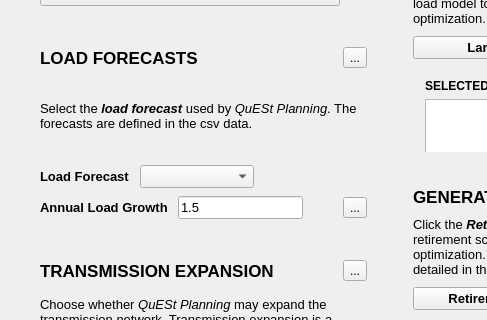
First picture: the form in quest_planning/ui/forms/scenario_builder/scenario_builder.ui, repository sandialabs/quest_planning, before the edit; both pictures show x 0 to 487 and y 374 to 694 of the 780 by 960 pixel window.
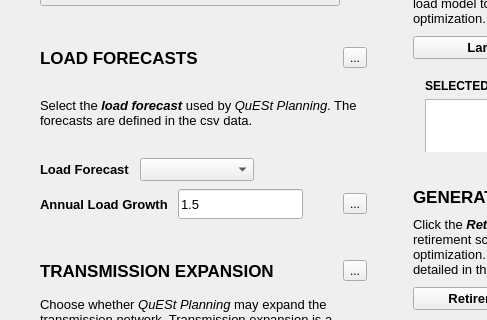
Second picture: the form after the edit. Icons and pictures are not drawn.

The edit to the form file:
```diff
--- a/quest_planning/ui/forms/scenario_builder/scenario_builder.ui
+++ b/quest_planning/ui/forms/scenario_builder/scenario_builder.ui
@@ -624,7 +624,7 @@
               <item>
                <widget class="QLineEdit" name="annual_load_growth_box">
                 <property name="sizePolicy">
-                 <sizepolicy hsizetype="Fixed" vsizetype="Fixed">
+                 <sizepolicy hsizetype="Fixed" vsizetype="MinimumExpanding">
                   <horstretch>0</horstretch>
                   <verstretch>0</verstretch>
                  </sizepolicy>
@@ -632,7 +632,7 @@
                 <property name="maximumSize">
                  <size>
                   <width>140</width>
-                  <height>16777215</height>
+                  <height>30</height>
                  </size>
                 </property>
                 <property name="font">
```
Left out of the diff: 14 changed lines with no effect on the pictures.
